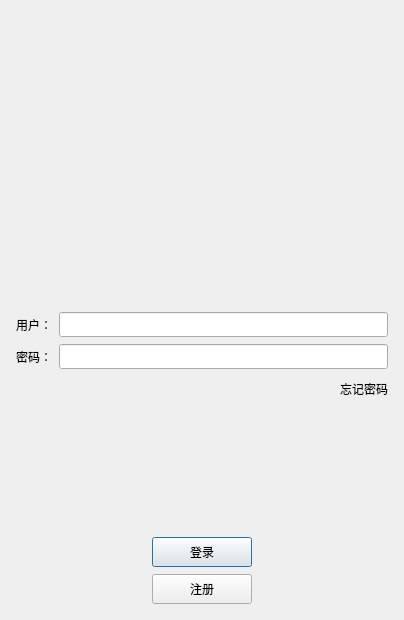
First picture: the form in logindialog.ui, repository MIO-cherno/chat, before the edit.
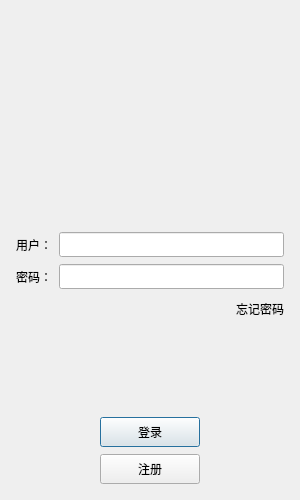
Second picture: the form after the edit. Icons and pictures are not drawn.

What changed in the file:
```diff
--- a/logindialog.ui
+++ b/logindialog.ui
@@ -6,10 +6,22 @@
    <rect>
     <x>0</x>
     <y>0</y>
-    <width>404</width>
-    <height>620</height>
+    <width>300</width>
+    <height>500</height>
    </rect>
   </property>
+  <property name="minimumSize">
+   <size>
+    <width>300</width>
+    <height>500</height>
+   </size>
+  </property>
+  <property name="maximumSize">
+   <size>
+    <width>300</width>
+    <height>500</height>
+   </size>
+  </property>
   <property name="windowTitle">
    <string>Dialog</string>
   </property>
```
